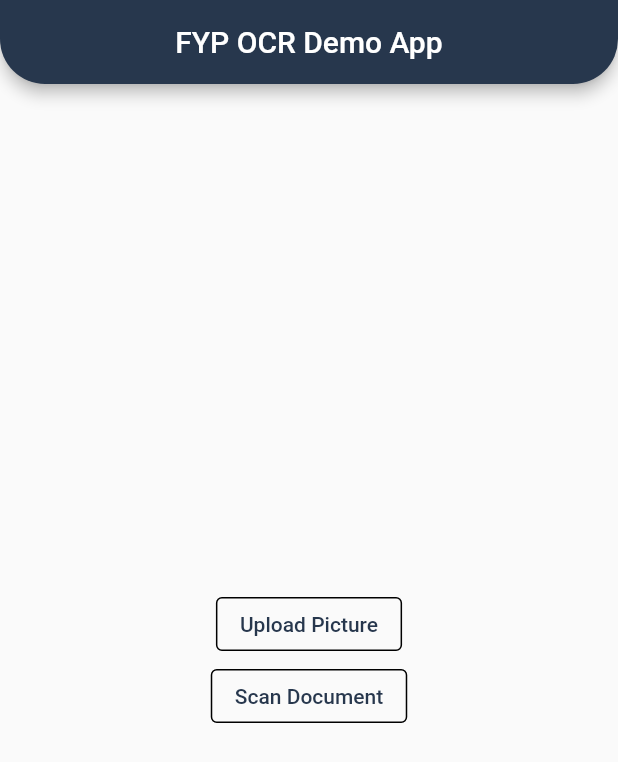
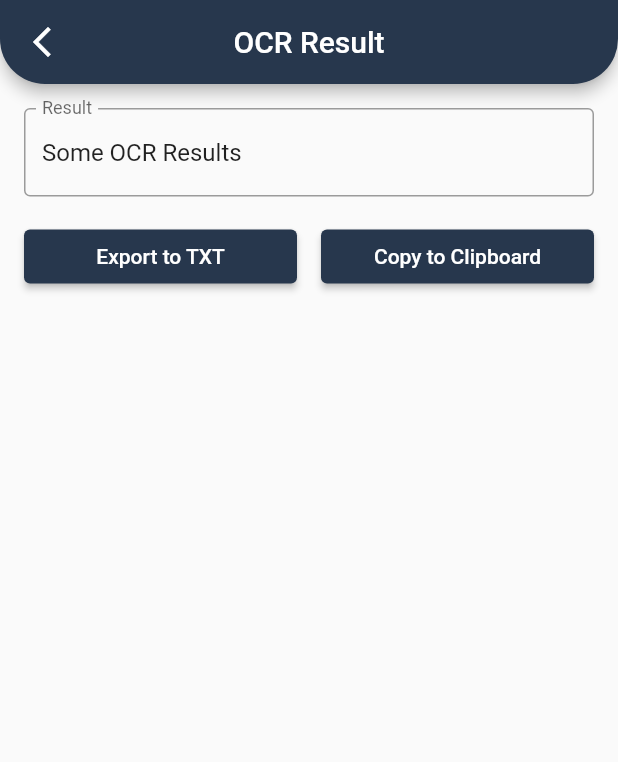
Before and after one commit to Khem-Raksa/fyp_ocr_app, a Flutter app: the screen it shows after launch, after a tap on "Scan Document", on a phone screen of 412 x 824 dp. Shown: the top 762 px of the screen. Run offline on Flutter 3.47's test engine with Material 2 defaults, Android fonts, the phone set to English and light mode, and no system bars; our stand-ins replace get, lottie.

Commit message:
result page, select file

```diff
--- a/lib/main.dart
+++ b/lib/main.dart
@@ -1,5 +1,6 @@
 import 'dart:async';
 import 'package:flutter/material.dart';
+import 'package:get/get.dart';
 import 'homepage.dart';
 import 'package:lottie/lottie.dart';
 
@@ -11,7 +12,7 @@ class MyApp extends StatelessWidget {
   const MyApp({super.key});
   @override
   Widget build(BuildContext context) {
-    return MaterialApp(
+    return GetMaterialApp(
       debugShowCheckedModeBanner: false,
       title: 'Flutter Demo',
       theme: ThemeData(
@@ -47,7 +48,6 @@ class _SplashScreenState extends State<SplashScreen> {
             builder: (BuildContext context) => const MyHomePage(title: 'FYP OCR Demo App',)))
           );
   }
-
   @override
   Widget build(BuildContext context) {
     return  Scaffold(
--- /dev/null
+++ b/lib/resultpage.dart
@@ -0,0 +1,117 @@
+import 'dart:io';
+import 'homepage.dart';
+
+import 'package:flutter/material.dart';
+import 'package:flutter/services.dart';
+import 'package:path_provider/path_provider.dart';
+import 'package:get/get.dart';
+
+class ResultPage extends StatefulWidget {
+  const ResultPage({super.key});
+
+  @override
+  State<ResultPage> createState() => _ResultPageState();
+}
+
+class _ResultPageState extends State<ResultPage> {
+
+  final TextEditingController _textEditingController = TextEditingController();
+  final String _initialText = 'Some OCR Results';
+
+   @override
+  void initState() {
+    super.initState();
+    print("Initial State");
+    _textEditingController.text = _initialText;
+    print(_textEditingController.text);
+    print("done");
+  }
+
+  @override
+  void dispose() {
+    _textEditingController.dispose();
+    super.dispose();
+  }
+
+  Future<void> _exportToTxtFile() async {
+    String text = _textEditingController.text;
+    print("downloaddd");
+    // Get the document directory
+    Directory? directory = await getExternalStorageDirectory();
+    if (directory == null) {
+      // Handle error
+      return;
+    }
+
+    // Create the TXT file
+    File file = File('${directory.path}/result.txt');
+    await file.writeAsString(text);
+
+    // Show a snackbar with the file path
+    ScaffoldMessenger.of(context).showSnackBar(
+      SnackBar(
+        content: Text('Text exported to ${file.path}'),
+      ),
+    );
+  }
+
+  Future<void> _copyToClipboard() async {
+    String text = _textEditingController.text;
+    await Clipboard.setData(ClipboardData(text: text));
+    // Show a snackbar to indicate that text has been copied to the clipboard
+    ScaffoldMessenger.of(context).showSnackBar(
+      const SnackBar(
+        backgroundColor: Colors.green,
+        content: Text('Result copied to clipboard!',style: TextStyle(color: Colors.white),),
+      ),
+    );
+  }
+
+  @override
+  Widget build(BuildContext context) {
+    return Scaffold(
+      appBar: AppBar(
+        leading: IconButton(onPressed: (){
+          Get.to(const MyHomePage(title: "'FYP OCR Demo App'"),);
+        }, icon: const Icon(Icons.arrow_back_ios_new)),
+        shape: const RoundedRectangleBorder(
+          borderRadius: BorderRadius.vertical(
+        bottom: Radius.circular(30),
+      ),
+        ),
+        title: const Text("OCR Result"),
+        centerTitle: true,
+      ),
+      body:  Padding(
+        padding: const EdgeInsets.all(16.0),
+        child: Column(
+          crossAxisAlignment: CrossAxisAlignment.stretch,
+          children: [
+             TextField(
+              controller: _textEditingController,
+              decoration: const InputDecoration(
+                labelText: 'Result',
+                border: OutlineInputBorder(),
+              ),
+              maxLines: null,
+            ),
+            const SizedBox(height: 16),
+            Row(children: [
+               Expanded(
+                  child: ElevatedButton(
+                    onPressed: _exportToTxtFile,
+                    child: const Text('Export to TXT'),
+                  ),
+                ),
+                const SizedBox(width: 16),
+                Expanded(
+                  child: ElevatedButton(
+                    onPressed: _copyToClipboard,
+                    child: const Text('Copy to Clipboard'),
+                  ),)
+            ],)
+          ],),
+      ),
+    );
+  }
+}
--- a/pubspec.yaml
+++ b/pubspec.yaml
@@ -16,7 +16,11 @@ dependencies:
   cupertino_icons: ^1.0.2
   lottie: ^2.3.2
   flutter_launcher_icons: ^0.13.1
-  file_picker: ^5.3.1
+  # camera: ^0.10.5+2
+  get: ^4.6.5
+  path_provider: ^2.0.15
+  # file_selector: ^0.9.3
+  # image_picker: ^0.8.8
 
 dev_dependencies:
   flutter_test:
```
Also changed, not shown: lib/homepage.dart (+22 -21 lines), lib/scanningpage.dart (added, +75 -0 lines), pubspec.lock, 2 other files.
